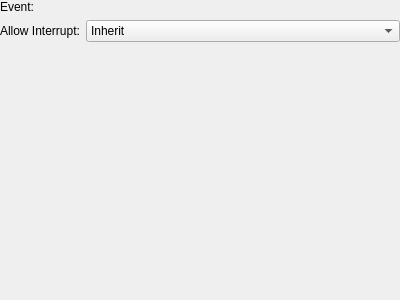
First picture: the form in tools/cathedral/ui/ActionStartEvent.ui, repository comphack/comp_hack, before the edit.
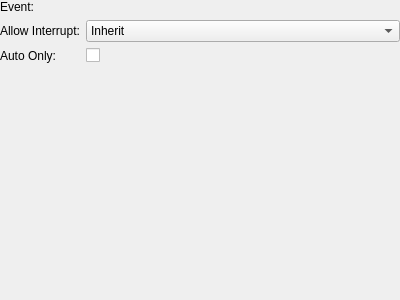
Second picture: the form after the edit. Custom widgets are drawn as their Qt base class.

Commit message: Implementing AutoOnly on ActionStartEvent (+libcomp update)

Diff of the .ui file:
```diff
--- a/tools/cathedral/ui/ActionStartEvent.ui
+++ b/tools/cathedral/ui/ActionStartEvent.ui
@@ -61,6 +61,20 @@
      <item row="0" column="1">
       <widget class="EventRef" name="event" native="true"/>
      </item>
+     <item row="2" column="0">
+      <widget class="QLabel" name="lblAutoOnly">
+       <property name="text">
+        <string>Auto Only:</string>
+       </property>
+      </widget>
+     </item>
+     <item row="2" column="1">
+      <widget class="QCheckBox" name="autoOnly">
+       <property name="text">
+        <string/>
+       </property>
+      </widget>
+     </item>
     </layout>
    </item>
   </layout>
```
The commit also changes 2 other files.
